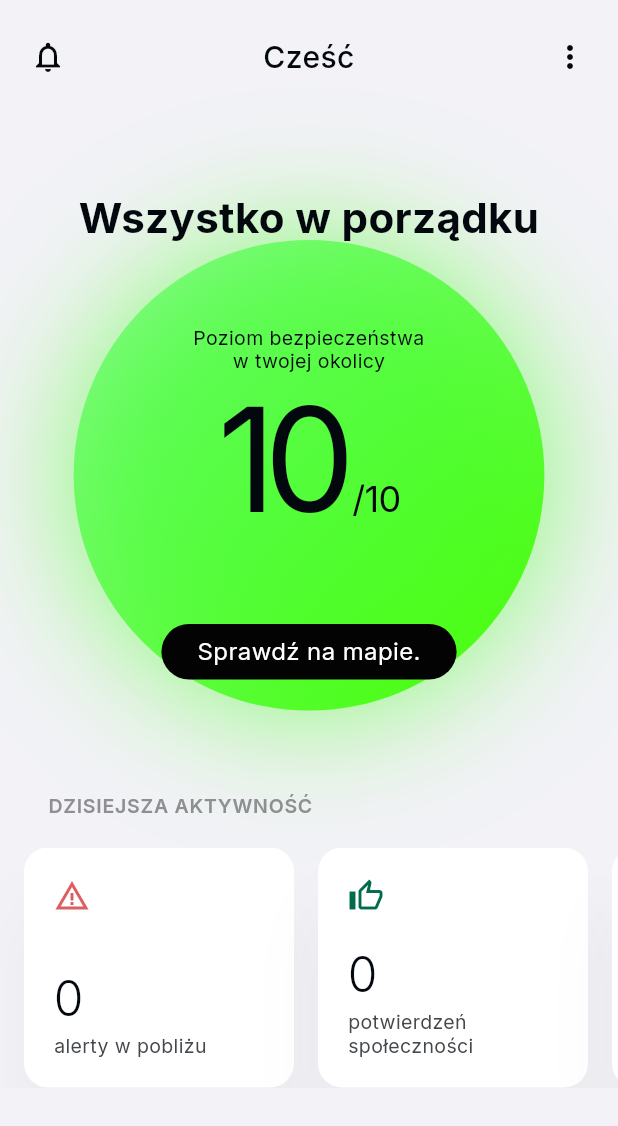
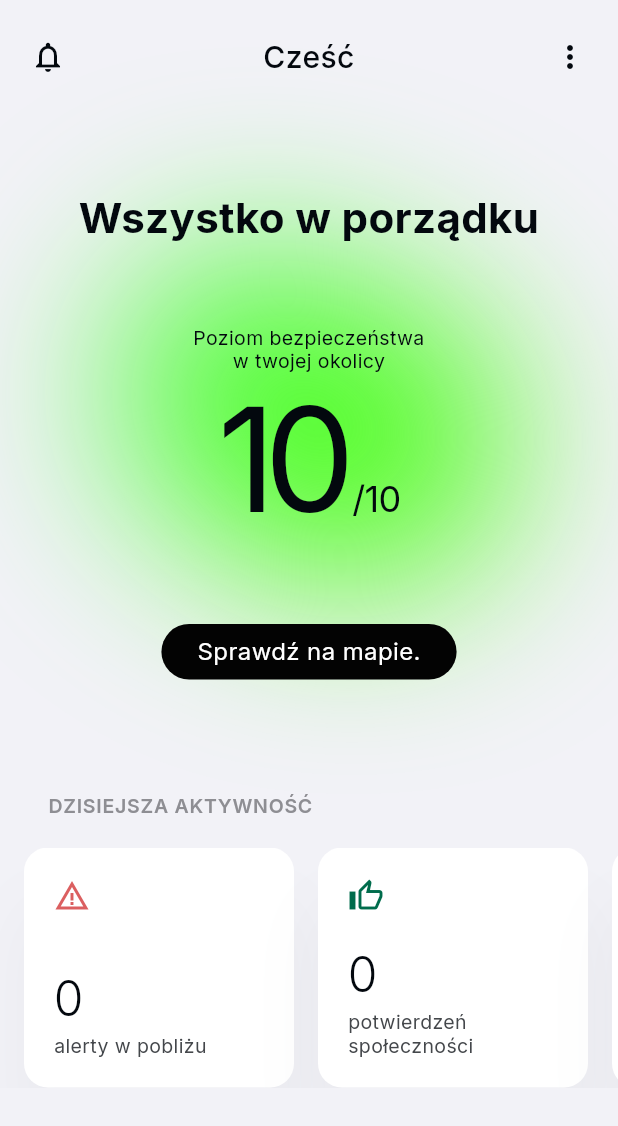
Before and after one commit to m3n3sx/be-safe, a Flutter app: the HomeScreen screen opened directly, on a phone screen of 412 x 824 dp. Shown: the top 1126 px of the screen. Run offline on Flutter 3.47's test engine with Material 3 defaults, Android fonts, the phone set to English and light mode, and no system bars; drawn by our look-alikes of dynamic_color; our stand-ins replace battery_plus, cached_network_image, firebase_core, firebase_messaging, flutter_local_notifications, flutter_svg and 14 more; missing offline and left inert: flutter_background_service, google_maps_cluster_manager_2, record; accounts and stored records are empty; network calls fail; project files that could hold a hidden picture were left out.

Commit message:
fix(ui): hero halo as soft cloud — multi-ellipse + ImageFilter.blur (v101)
User m2487: 'zrobiles okregi z kolorem a mialy byc taki jakby chmury a nie okregi'.
Replaced BoxShape.circle + BoxShadow with 3 offset rounded ellipses pushed
through ImageFilter.blur(60). No hard edges, no ring — diffuse coloured fog
matching Figma V7gYh6uA0axopciUTSn4Ib.

Backend version 100 -> 101, APK uploaded to gs://besafe-apk.

```diff
--- a/mobile/lib/services/update_service.dart
+++ b/mobile/lib/services/update_service.dart
@@ -4,7 +4,7 @@ import 'package:flutter/services.dart';
 import 'package:http/http.dart' as http;
 import 'api_service.dart';
 
-const int appVersion = 100;
+const int appVersion = 101;
 
 class UpdateService {
   static const _channel = MethodChannel('pl.u235.alertmap/update');
--- a/mobile/lib/widgets/safety_hero_xl.dart
+++ b/mobile/lib/widgets/safety_hero_xl.dart
@@ -13,6 +13,8 @@
 /// przykładowe więc zostaw takie jakie są w apce" — passed via [headline].
 
 library;
+
+import 'dart:ui' show ImageFilter;
 
 import 'package:flutter/material.dart';
 
@@ -202,8 +204,11 @@ class _SafetyHeroXLState extends State<SafetyHeroXL>
   }
 }
 
-/// Big blurred ellipse acting as the safety state halo.
-/// ~335pt diameter with 50px blur (approximation of Figma 111.6 / 2 scale).
+/// Soft "cloud" halo — multi-ellipse stack pushed through a heavy gaussian
+/// blur, exactly as in Figma (V7gYh6uA0axopciUTSn4Ib): not a solid ring,
+/// not a hard circle, just diffuse coloured fog hovering behind the score.
+/// Three offset ellipses with `BlendMode.plus` overlap into a chunky, organic
+/// shape; `ImageFilter.blur(60)` melts the edges into the page background.
 class _BlurredHalo extends StatelessWidget {
   final List<Color> colors;
   final AlignmentGeometry begin;
@@ -216,29 +221,56 @@ class _BlurredHalo extends StatelessWidget {
 
   @override
   Widget build(BuildContext context) {
-    return Container(
-      width: 320,
-      height: 320,
-      margin: const EdgeInsets.only(top: 80),
-      decoration: BoxDecoration(
-        shape: BoxShape.circle,
-        gradient: LinearGradient(
-          begin: begin,
-          end: end,
-          colors: colors,
+    final c1 = colors.first.withValues(alpha: 0.65);
+    final c2 = colors.last.withValues(alpha: 0.75);
+    return ImageFiltered(
+      imageFilter: ImageFilter.blur(sigmaX: 60, sigmaY: 60),
+      child: SizedBox(
+        width: 360,
+        height: 360,
+        child: Stack(
+          alignment: Alignment.center,
+          children: [
+            // Główna chmura — szeroka elipsa, obrócona o ~20°, BlendMode.plus
+            Transform.rotate(
+              angle: 0.35,
+              child: Container(
+                width: 280,
+                height: 210,
+                decoration: BoxDecoration(
+                  borderRadius: BorderRadius.circular(140),
+                  color: c1,
+                ),
+              ),
+            ),
+            // Druga warstwa — kolor docelowy gradientu, w prawo-dół, mniejsza
+            Positioned(
+              right: 40,
+              bottom: 60,
+              child: Container(
+                width: 220,
+                height: 200,
+                decoration: BoxDecoration(
+                  borderRadius: BorderRadius.circular(120),
+                  color: c2,
+                ),
+              ),
+            ),
+            // Akcent — mała plamka w lewy-górny, kolor pośredni
+            Positioned(
+              left: 50,
+              top: 70,
+              child: Container(
+                width: 160,
+                height: 150,
+                decoration: BoxDecoration(
+                  borderRadius: BorderRadius.circular(90),
+                  color: Color.lerp(c1, c2, 0.5)!,
+                ),
+              ),
+            ),
+          ],
         ),
-        boxShadow: [
-          BoxShadow(
-            color: colors.last.withValues(alpha: 0.40),
-            blurRadius: 80,
-            spreadRadius: 4,
-          ),
-          BoxShadow(
-            color: colors.first.withValues(alpha: 0.30),
-            blurRadius: 60,
-            spreadRadius: -8,
-          ),
-        ],
       ),
     );
   }
```
Also changed, not shown: 1 other file.
